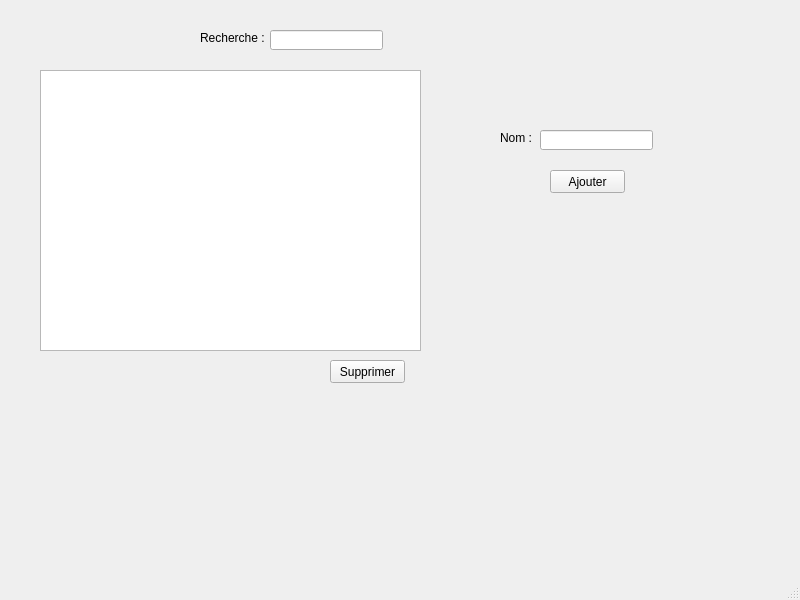
This is categorie.ui in soumaya-nheri/Smart-Restaurant-2A27 as Qt 5 draws it before an edit. The edited form follows.
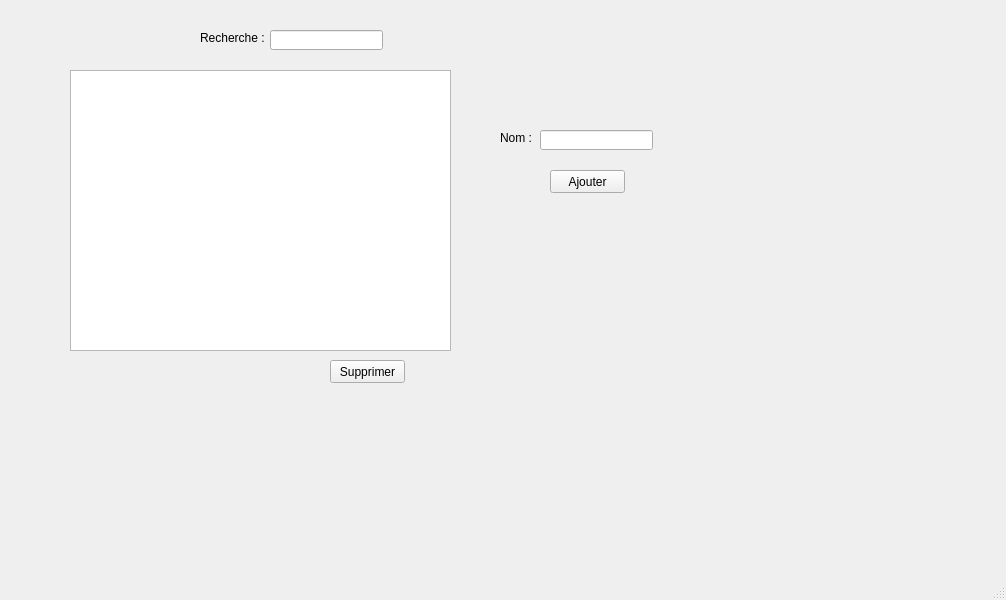
This is the edited form.

```diff
--- a/categorie.ui
+++ b/categorie.ui
@@ -6,7 +6,7 @@
    <rect>
     <x>0</x>
     <y>0</y>
-    <width>800</width>
+    <width>1006</width>
     <height>600</height>
    </rect>
   </property>
@@ -17,7 +17,7 @@
    <widget class="QTableView" name="tableView">
     <property name="geometry">
      <rect>
-      <x>40</x>
+      <x>70</x>
       <y>70</y>
       <width>381</width>
       <height>281</height>
```
Left out of the diff: 2 changed lines with no effect on the pictures.
